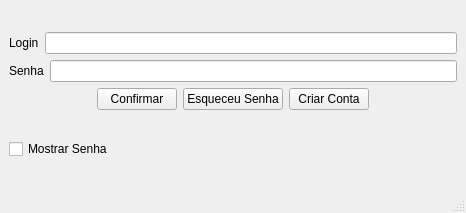
The window that Projeto/mainwindow.ui (YagoConstantino/SistemaBancario) describes before a commit, drawn with Qt 5.
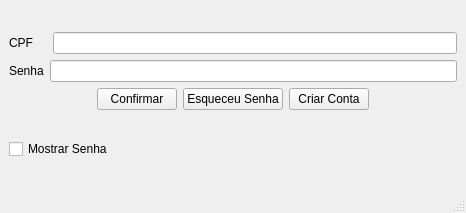
The same window after the commit.

Diff of the .ui file:
```diff
--- a/Projeto/mainwindow.ui
+++ b/Projeto/mainwindow.ui
@@ -30,7 +30,7 @@
           <item>
            <widget class="QLabel" name="label">
             <property name="text">
-             <string>Login</string>
+             <string>CPF    </string>
             </property>
            </widget>
           </item>
```
Left out of the diff: 2 changed lines with no effect on the pictures.
